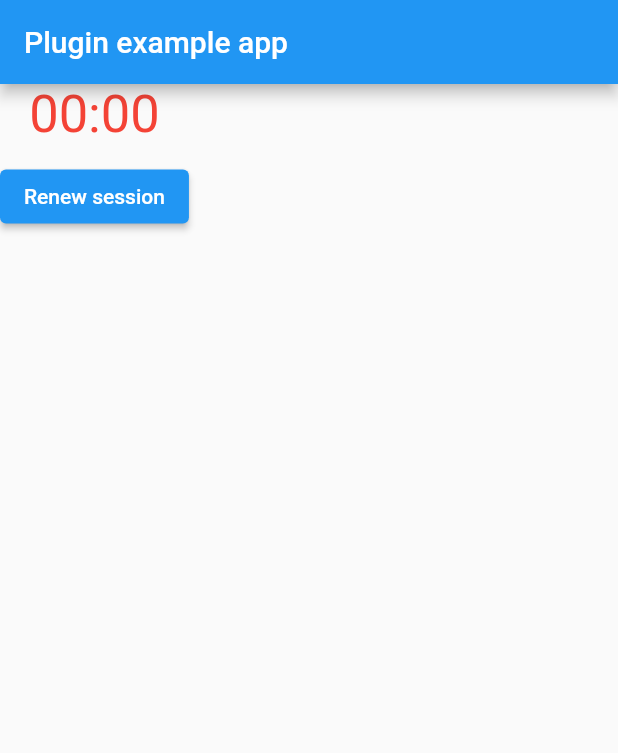
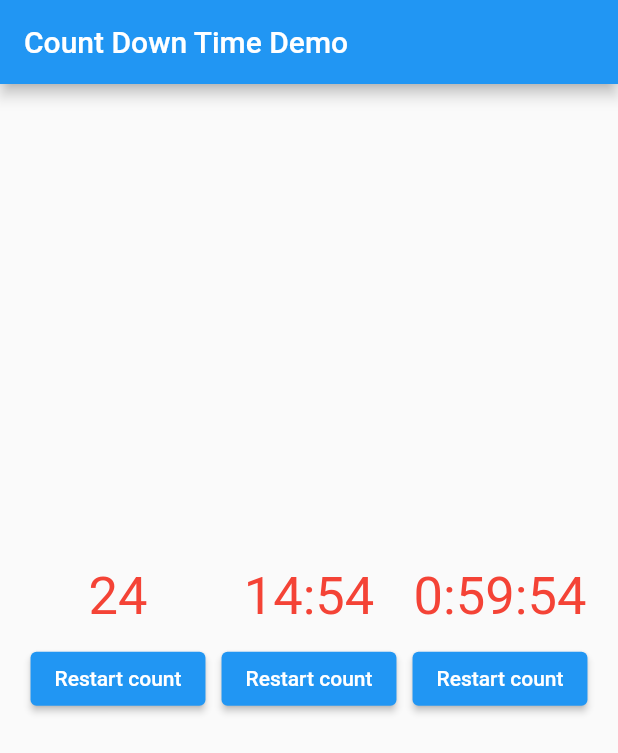
Before and after one commit to emirdeliz/count_down_time, a Flutter app: the screen it shows after launch, on a phone screen of 412 x 824 dp. Shown: the top 753 px of the screen. Run offline on Flutter 3.47's test engine with Material 2 defaults, Android fonts, the phone set to English and light mode, and no system bars; our stand-ins replace plugin_platform_interface; missing offline and left inert: dart:html.

Commit message:
feat: Work in progress

```diff
--- a/count_down_time_demo/lib/count_down_time_app.dart
+++ b/count_down_time_demo/lib/count_down_time_app.dart
@@ -19,6 +19,31 @@ class CountDownTimeApp extends StatefulWidget {
   State<CountDownTimeApp> createState() {
     return _CountDownTimeAppState();
   }
+
+  factory CountDownTimeApp.minutes(
+      {required int timeStartInMinutes,
+      required double fontSize,
+      required Color color,
+      required String id}) {
+    return CountDownTimeApp(
+        id: id,
+        timeStartInSeconds: timeStartInMinutes * 60,
+        fontSize: fontSize,
+        color: color);
+  }
+
+  factory CountDownTimeApp.hours({
+    required int timeStartInHours,
+    required double fontSize,
+    required Color color,
+    required String id,
+  }) {
+    return CountDownTimeApp.minutes(
+        id: id,
+        timeStartInMinutes: timeStartInHours * 60,
+        fontSize: fontSize,
+        color: color);
+  }
 }
 
 class _CountDownTimeAppState extends State<CountDownTimeApp> {
@@ -26,7 +51,11 @@ class _CountDownTimeAppState extends State<CountDownTimeApp> {
 
   @override
   Widget build(BuildContext context) {
-    return Column(children: [
+    return Column(
+        mainAxisSize: MainAxisSize.max,
+        mainAxisAlignment: MainAxisAlignment.center,
+        crossAxisAlignment: CrossAxisAlignment.center,
+        children: [
           CountDownTime(
             timeId: widget.id,
             color: widget.color,
@@ -46,7 +75,7 @@ class _CountDownTimeAppState extends State<CountDownTimeApp> {
           Padding(
               padding: const EdgeInsets.only(top: 10),
               child: ElevatedButton(
-            child: const Text('Renew session'),
+                child: const Text('Restart count'),
                 onPressed: () {
                   CountDownTimeController.pushTimerRenewId(widget.id);
                 },
--- a/count_down_time_demo/lib/main.dart
+++ b/count_down_time_demo/lib/main.dart
@@ -18,17 +18,32 @@ class _CountDownTimeAppDemoState extends State<CountDownTimeAppDemo> {
     return MaterialApp(
       home: Scaffold(
         appBar: AppBar(
-          title: const Text('Plugin example app'),
+          title: const Text('Count Down Time Demo'),
         ),
-        body: Row(
-          children: const [
-            CountDownTimeApp(
-                id: 'test-1',
-                color: Colors.red,
-                fontSize: 35,
-                timeStartInSeconds: 15 * 50)
-          ],
-        ),
+        body: Padding(
+            padding: const EdgeInsets.all(15),
+            child: Row(
+              crossAxisAlignment: CrossAxisAlignment.center,
+              mainAxisAlignment: MainAxisAlignment.spaceAround,
+              mainAxisSize: MainAxisSize.max,
+              children: [
+                const CountDownTimeApp(
+                    id: 'test-1',
+                    color: Colors.red,
+                    fontSize: 35,
+                    timeStartInSeconds: 30),
+                CountDownTimeApp.minutes(
+                    id: 'test-2',
+                    color: Colors.red,
+                    fontSize: 35,
+                    timeStartInMinutes: 15),
+                CountDownTimeApp.hours(
+                    id: 'test-3',
+                    color: Colors.red,
+                    fontSize: 35,
+                    timeStartInHours: 1)
+              ],
+            )),
       ),
     );
   }
--- a/lib/src/count_down_time.dart
+++ b/lib/src/count_down_time.dart
@@ -11,7 +11,7 @@ class CountDownTime extends StatefulWidget {
 
   const CountDownTime({
     Key? key,
-    this.timeStartInSeconds = 15 * 60, // or 15 minutes
+    this.timeStartInSeconds = 15, // or 15 minutes
     this.color,
     this.fontSize,
     this.onChangeTime,
@@ -33,7 +33,7 @@ class CountDownTime extends StatefulWidget {
       required Function() onTimeOut}) {
     return CountDownTime(
         timeId: timeId,
-        timeStartInSeconds: timeStartInMinutes ?? 1 * 60,
+        timeStartInSeconds: (timeStartInMinutes ?? 1) * 60,
         fontSize: fontSize,
         color: color,
         onChangeTime: onChangeTime,
@@ -49,7 +49,7 @@ class CountDownTime extends StatefulWidget {
       required Function() onTimeOut}) {
     return CountDownTime.minutes(
         timeId: timeId,
-        timeStartInMinutes: timeStartInHours ?? 1 * 60,
+        timeStartInMinutes: (timeStartInHours ?? 1) * 60 * 60,
         fontSize: fontSize,
         color: color,
         onChangeTime: onChangeTime,
@@ -58,12 +58,13 @@ class CountDownTime extends StatefulWidget {
 }
 
 class _CountDownTimeState extends State<CountDownTime> {
+  int _currentTimerSeconds = 0;
   CountDownTimeController timeController = CountDownTimeController();
 
-  void initialize() {
+  void _initialize() {
     timeController.setId(widget.timeId);
-    renewTimer();
-    startTimer();
+    _renewTimer();
+    _startTimer();
 
     final onChangeTime = widget.onChangeTime;
     if (onChangeTime != null) {
@@ -73,12 +74,15 @@ class _CountDownTimeState extends State<CountDownTime> {
     }
   }
 
-  void renewTimer() {
+  void _renewTimer() {
     CountDownTimeController.pushTimerRenewId(widget.timeId);
   }
 
-  void startTimer() {
+  void _startTimer() {
     timeController.startTimer(widget.timeStartInSeconds, (timeCurrent, timer) {
+      setState(() {
+        _currentTimerSeconds = timeCurrent;
+      });
       final bool reachedTimeOut = timeCurrent == 0;
       if (reachedTimeOut) {
         timer.cancel();
@@ -89,7 +93,7 @@ class _CountDownTimeState extends State<CountDownTime> {
 
   Widget _buildTimerCount() {
     final String time = CountDownTimeController.formatSecondsToTime(
-        timeController.getCurrentTimeInSeconds());
+        _currentTimerSeconds, widget.timeStartInSeconds);
     return Text(
       time,
       style: TextStyle(
@@ -102,7 +106,7 @@ class _CountDownTimeState extends State<CountDownTime> {
   @override
   void initState() {
     super.initState();
-    initialize();
+    _initialize();
   }
 
   @override
--- a/lib/src/count_down_time_controller.dart
+++ b/lib/src/count_down_time_controller.dart
@@ -21,12 +21,18 @@ class CountDownTimeController {
     _countDownTimeRenewld.add(timerId);
   }
 
-  static formatSecondsToTime(int timeInSecond) {
-    int sec = timeInSecond % 60;
-    int min = (timeInSecond / 60).floor();
-    String minute = min.toString().length <= 1 ? "0$min" : "$min";
-    String second = sec.toString().length <= 1 ? "0$sec" : "$sec";
-    return "$minute:$second";
+  static formatSecondsToTime(int timeInSecond, int timeStartInSeconds) {
+    int second = timeInSecond % 60;
+    int minute = (timeInSecond / 60).floor();
+    int hour = (minute / 60).floor();
+
+    bool showMinutes = (timeStartInSeconds / 60).floor() > 0;
+    bool showHours = (timeStartInSeconds / 60 / 60).floor() > 0;
+
+    String secondStr = second.toString().length <= 1 ? "0$second" : "$second";
+    String minuteStr = minute.toString().length <= 1 ? "0$minute" : "$minute";
+    String hourStr = minute.toString().length <= 1 ? "0$hour" : "$hour";
+    return "${showHours ? '$hourStr:' : ''}${showMinutes ? '$minuteStr:' : ''}$secondStr";
   }
 
   void setId(String id) {
```
Lines whose indentation alone changed are shown as unchanged.
